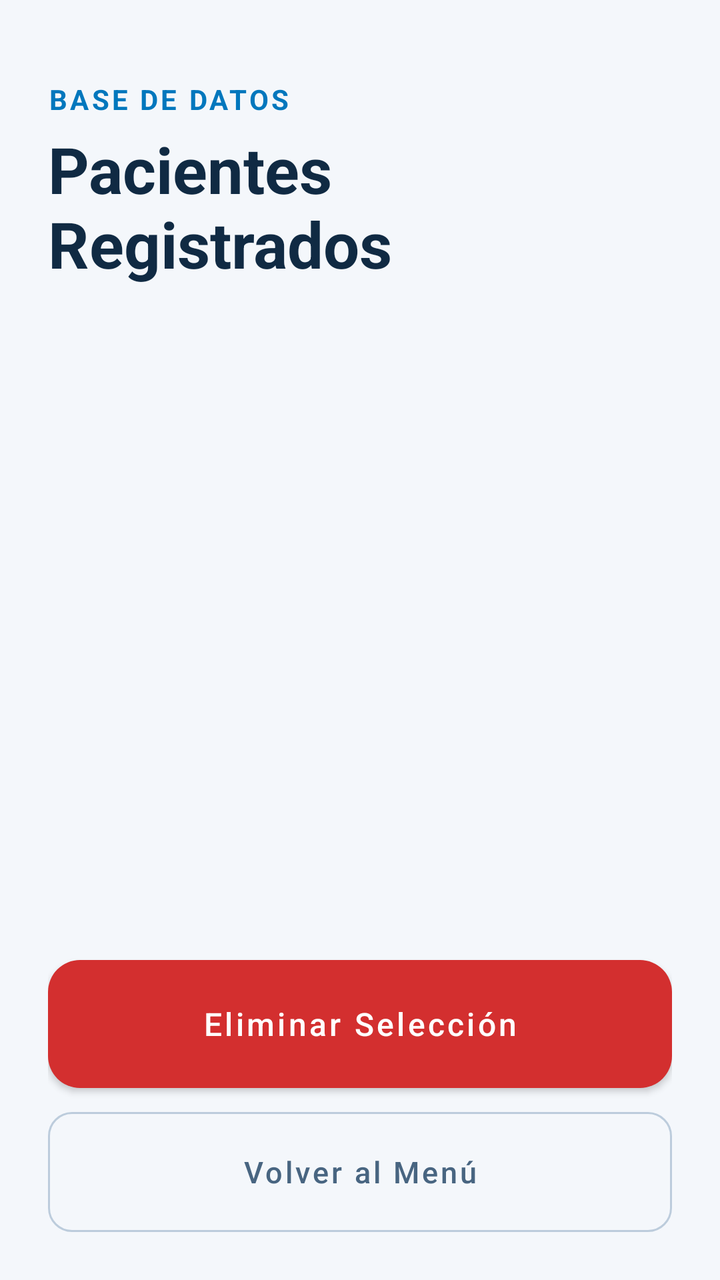
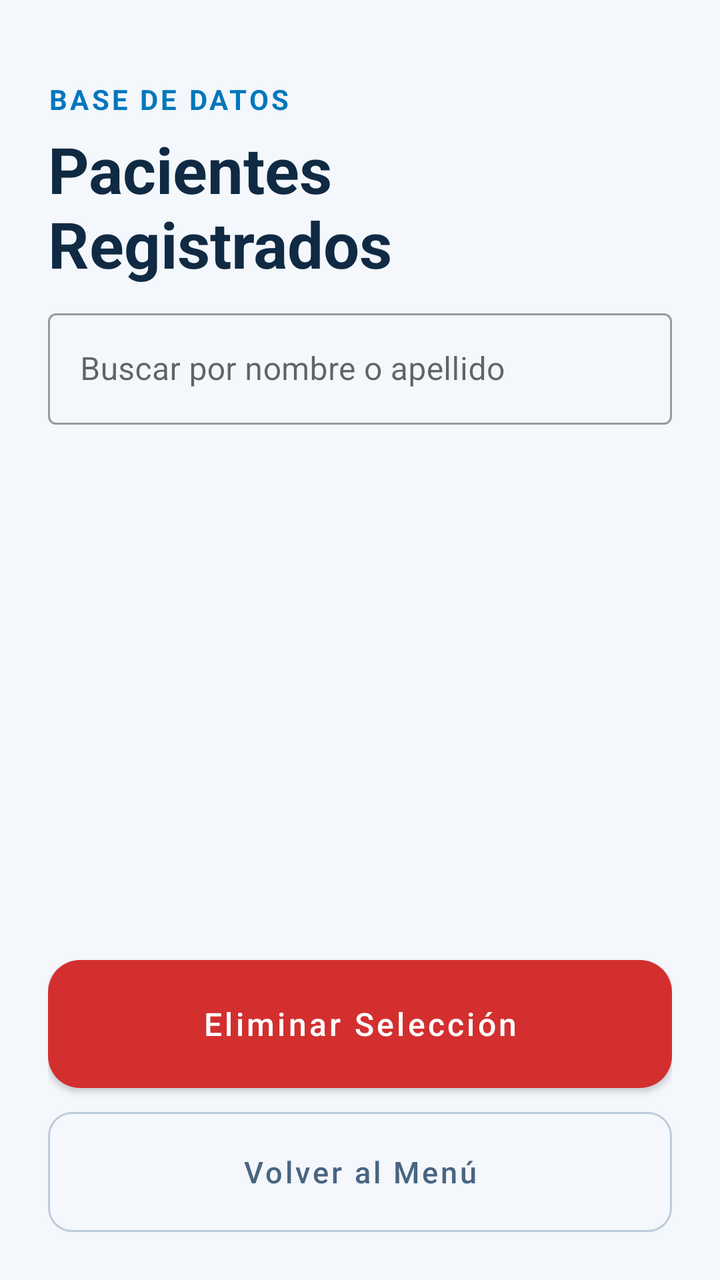

The first picture is an Android layout as it rendered before a commit; the second is the same layout after the commit. The layout source and the unified diff follow.
<!-- AndroidManifest.xml: activity theme Theme.MaterialComponents.Light.NoActionBar -->
<!-- res/layout/activity_lista_pacientes.xml -->
<?xml version="1.0" encoding="utf-8"?>
<androidx.constraintlayout.widget.ConstraintLayout
    xmlns:android="http://schemas.android.com/apk/res/android"
    xmlns:app="http://schemas.android.com/apk/res-auto"
    android:layout_width="match_parent"
    android:layout_height="match_parent"
    android:background="#F4F7FB"
    android:paddingHorizontal="24dp"
    android:paddingTop="40dp"
    android:paddingBottom="24dp">

    
    <TextView
        android:id="@+id/tvEtiquetaLista"
        android:layout_width="wrap_content"
        android:layout_height="wrap_content"
        android:text="Base de Datos"
        android:textSize="14sp"
        android:textAllCaps="true"
        android:letterSpacing="0.1"
        android:textColor="#0277BD"
        android:textStyle="bold"
        app:layout_constraintTop_toTopOf="parent"
        app:layout_constraintStart_toStartOf="parent" />

    
    <TextView
        android:id="@+id/tvTituloLista"
        android:layout_width="0dp"
        android:layout_height="wrap_content"
        android:text="Pacientes Registrados"
        android:textSize="32sp"
        android:textStyle="bold"
        android:textColor="#102A43"
        android:layout_marginTop="4dp"
        app:layout_constraintTop_toBottomOf="@+id/tvEtiquetaLista"
        app:layout_constraintStart_toStartOf="parent"
        app:layout_constraintEnd_toEndOf="parent" />

    
    
    <androidx.recyclerview.widget.RecyclerView
        android:id="@+id/rvPacientes"
        android:layout_width="0dp"
        android:layout_height="0dp"
        android:layout_marginTop="24dp"
        android:layout_marginBottom="24dp"
        android:clipToPadding="false"
        android:paddingBottom="16dp"
        app:layout_constraintTop_toBottomOf="@+id/tvTituloLista"
        app:layout_constraintBottom_toTopOf="@+id/btnEliminarPaciente"
        app:layout_constraintStart_toStartOf="parent"
        app:layout_constraintEnd_toEndOf="parent" />

    
    <TextView
        android:id="@+id/tvSinPacientes"
        android:layout_width="wrap_content"
        android:layout_height="wrap_content"
        android:text="No hay pacientes registrados"
        android:textSize="16sp"
        android:textStyle="italic"
        android:textColor="#486581"
        android:visibility="gone"
        app:layout_constraintTop_toTopOf="@+id/rvPacientes"
        app:layout_constraintBottom_toBottomOf="@+id/rvPacientes"
        app:layout_constraintStart_toStartOf="parent"
        app:layout_constraintEnd_toEndOf="parent" />

    
    <com.google.android.material.button.MaterialButton
        android:id="@+id/btnEliminarPaciente"
        android:layout_width="0dp"
        android:layout_height="64dp"
        android:text="Eliminar Selección"
        android:textColor="@android:color/white"
        android:textSize="16sp"
        android:textAllCaps="false"
        android:insetTop="0dp"
        android:insetBottom="0dp"
        app:cornerRadius="16dp"
        app:backgroundTint="#D32F2F"
        app:elevation="4dp"
        android:layout_marginBottom="12dp"
        app:layout_constraintBottom_toTopOf="@+id/btnVolver"
        app:layout_constraintStart_toStartOf="parent"
        app:layout_constraintEnd_toEndOf="parent" />

    
    <com.google.android.material.button.MaterialButton
        android:id="@+id/btnVolver"
        style="@style/Widget.MaterialComponents.Button.OutlinedButton"
        android:layout_width="0dp"
        android:layout_height="60dp"
        android:text="Volver al Menú"
        android:textColor="#486581"
        android:textSize="15sp"
        android:textAllCaps="false"
        android:insetTop="0dp"
        android:insetBottom="0dp"
        app:cornerRadius="12dp"
        app:strokeColor="#BCCCDC"
        app:strokeWidth="1dp"
        app:layout_constraintBottom_toBottomOf="parent"
        app:layout_constraintStart_toStartOf="parent"
        app:layout_constraintEnd_toEndOf="parent" />

</androidx.constraintlayout.widget.ConstraintLayout>
<!-- resources referenced by this layout -->
<resources>

</resources>

<!-- the commit's change to res/layout/activity_lista_pacientes.xml (unified diff, before → after) -->
@@ -38,7 +38,27 @@
         app:layout_constraintEnd_toEndOf="parent" />
 
     
-    
+    <com.google.android.material.textfield.TextInputLayout
+        android:id="@+id/tilBuscar"
+        android:layout_width="0dp"
+        android:layout_height="wrap_content"
+        android:hint="Buscar por nombre o apellido"
+        style="@style/Widget.MaterialComponents.TextInputLayout.OutlinedBox"
+        app:layout_constraintTop_toBottomOf="@+id/tvTituloLista"
+        app:layout_constraintStart_toStartOf="parent"
+        app:layout_constraintEnd_toEndOf="parent"
+        android:layout_marginTop="8dp"
+        android:layout_marginBottom="8dp"
+        app:endIconMode="clear_text">
+
+        <com.google.android.material.textfield.TextInputEditText
+            android:id="@+id/etBuscar"
+            android:layout_width="match_parent"
+            android:layout_height="wrap_content"
+            android:inputType="text"
+            android:maxLines="1" />
+    </com.google.android.material.textfield.TextInputLayout>
+
     <androidx.recyclerview.widget.RecyclerView
         android:id="@+id/rvPacientes"
         android:layout_width="0dp"
